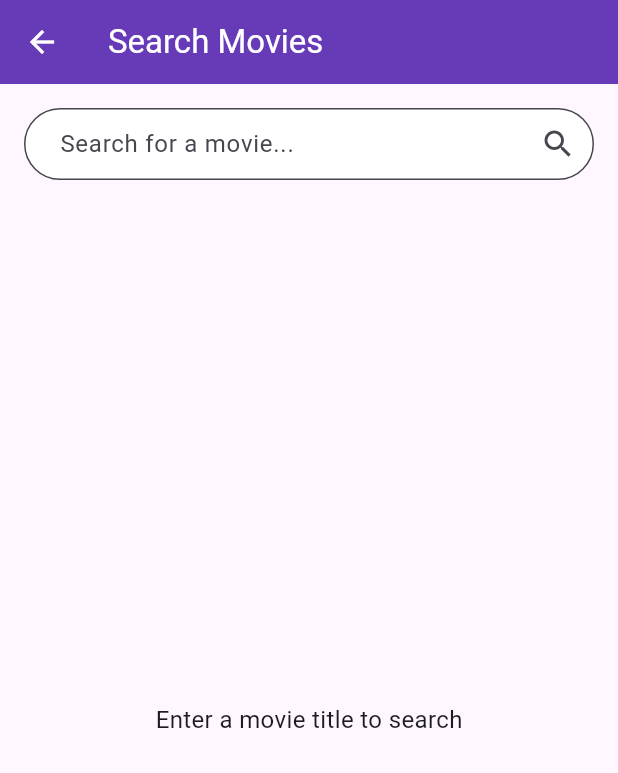
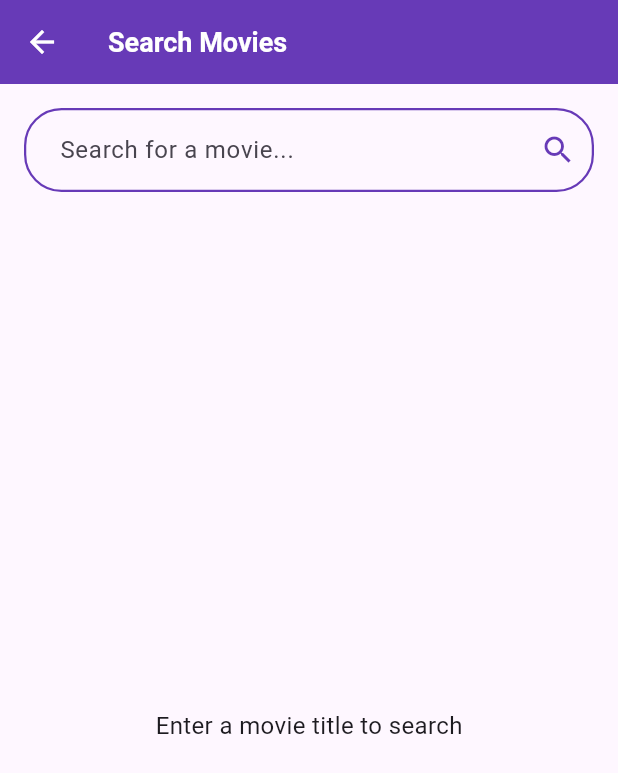
Before and after one commit to minhtamhoang207/flutter_movie, a Flutter app: the screen it shows after launch, after a tap on the "search" icon, on a phone screen of 412 x 824 dp. Shown: the top 773 px of the screen. Run offline on Flutter 3.47's test engine with Material 3 defaults, Android fonts, the phone set to English and light mode, and no system bars; our stand-ins replace bloc, dio, equatable, flutter_bloc, flutter_dotenv, flutter_rating_bar and 3 more; generated files the repository leaves out were written again; network calls fail; Roboto replaces fonts that are missing (NotoSansJP).

```diff
--- /dev/null
+++ b/lib/common/app_theme/app_colors.dart
@@ -0,0 +1,10 @@
+import 'package:flutter/material.dart';
+
+class AppColors {
+  static const Color primary = Color(0xFF673AB7);
+  static const Color white = Color(0xFFFFFFFF);
+  static const Color black = Color(0xFF000000);
+  static const Color favorite = Color(0xFFFF0000);
+  static const Color yellow = Color(0xFFFFD700);
+  static const Color grey = Color(0xFF808080);
+}
--- /dev/null
+++ b/lib/common/app_theme/app_text_styles.dart
@@ -0,0 +1,34 @@
+
+
+import 'package:flutter/material.dart';
+
+const String notoSansJP = 'NotoSansJP';
+const String yuMincho = 'YuMincho';
+
+class AppStyles {
+  static const TextStyle s14w400 = TextStyle(
+    fontFamily: notoSansJP,
+    fontSize: 14,
+    fontWeight: FontWeight.w400,
+  );
+  static const TextStyle s16w400 = TextStyle(
+    fontFamily: notoSansJP,
+    fontSize: 16,
+    fontWeight: FontWeight.w400,
+  );
+  static const TextStyle s18w700 = TextStyle(
+    fontFamily: notoSansJP,
+    fontSize: 18,
+    fontWeight: FontWeight.w700,
+  );
+  static const TextStyle s20w700 = TextStyle(
+    fontFamily: notoSansJP,
+    fontSize: 20,
+    fontWeight: FontWeight.w700,
+  );
+  static const TextStyle s24w700 = TextStyle(
+    fontFamily: notoSansJP,
+    fontSize: 24,
+    fontWeight: FontWeight.w700,
+  );
+}
--- a/lib/features/movies/data/models/movie_model.dart
+++ b/lib/features/movies/data/models/movie_model.dart
@@ -9,6 +9,7 @@ class Movie with _$Movie {
     int? id,
     String? title,
     String? overview,
+    List<int>? genreIds,
     @JsonKey(name: 'poster_path') String? posterPath,
     @JsonKey(name: 'backdrop_path') String? backdropPath,
     @JsonKey(name: 'release_date') String? releaseDate,
--- a/lib/features/movies/presentation/pages/movie_page.dart
+++ b/lib/features/movies/presentation/pages/movie_page.dart
@@ -1,5 +1,7 @@
 import 'package:flutter/material.dart';
 import 'package:flutter_bloc/flutter_bloc.dart';
+import 'package:flutter_movie/common/app_theme/app_colors.dart';
+import 'package:flutter_movie/common/app_theme/app_text_styles.dart';
 import 'package:flutter_movie/core/config/env_config.dart';
 import 'package:flutter_movie/core/di/injection.dart';
 import 'package:flutter_movie/core/network/dio_client.dart';
@@ -9,6 +11,7 @@ import 'package:flutter_movie/features/movies/presentation/bloc/favorite_event.d
 import 'package:flutter_movie/features/movies/presentation/bloc/favorite_state.dart';
 import 'package:flutter_movie/features/movies/presentation/pages/movie_detail_page.dart';
 import 'package:flutter_movie/features/movies/presentation/pages/movie_favorite_page.dart';
+import 'package:flutter_movie/features/movies/presentation/pages/movie_list_page.dart';
 import 'package:flutter_movie/features/movies/presentation/pages/movie_search_page.dart';
 import 'package:flutter_movie/features/movies/presentation/pages/profile_page.dart';
 
@@ -44,7 +47,10 @@ class _MoviePageState extends State<MoviePage> {
         unselectedItemColor: Colors.grey,
         onTap: _onItemTapped,
         items: const [
-          BottomNavigationBarItem(icon: Icon(Icons.home), label: 'Home'),
+          BottomNavigationBarItem(
+            icon: Icon(Icons.home),
+            label: 'Home',
+          ),
           BottomNavigationBarItem(
             icon: Icon(Icons.favorite),
             label: 'Favorites',
@@ -118,14 +124,14 @@ class _HomeContentState extends State<HomePage> {
   Widget build(BuildContext context) {
     return Scaffold(
       appBar: AppBar(
-        iconTheme: const IconThemeData(color: Colors.white),
-        title: const Text(
+        iconTheme: const IconThemeData(color: AppColors.white),
+        title: Text(
           'Movie App',
-          style: TextStyle(
-            color: Colors.white,
+          style: AppStyles.s20w700.copyWith(
+            color: AppColors.white,
           ),
         ),
-        backgroundColor: Colors.deepPurple,
+        backgroundColor: AppColors.primary,
         actions: [
           IconButton(
             icon: const Icon(Icons.search),
@@ -148,59 +154,11 @@ class _HomeContentState extends State<HomePage> {
                 children: [
                   const SizedBox(height: 5),
                   _buildGenreChips(),
-                  Padding(
-                    padding: const EdgeInsets.only(right: 8),
-                    child: Row(
-                      mainAxisAlignment: MainAxisAlignment.spaceBetween,
-                      children: [
-                        _buildSectionTitle("Trending Movies"),
-                        const Text(
-                          'Show All',
-                          style: TextStyle(
-                            color: Colors.deepPurple,
-                            fontSize: 14,
-                            decoration: TextDecoration.underline,
-                          ),
-                        ),
-                      ],
-                    ),
-                  ),
+                  _buildSectionTitle("Trending Movies", trendingMovies),
                   _buildTrendingMoviesList(trendingMovies),
-                  Padding(
-                    padding: const EdgeInsets.only(right: 8),
-                    child: Row(
-                      mainAxisAlignment: MainAxisAlignment.spaceBetween,
-                      children: [
-                        _buildSectionTitle("Popular Movies"),
-                        const Text(
-                          'Show All',
-                          style: TextStyle(
-                            color: Colors.deepPurple,
-                            fontSize: 14,
-                            decoration: TextDecoration.underline,
-                          ),
-                        ),
-                      ],
-                    ),
-                  ),
+                  _buildSectionTitle("Popular Movies", popularMovies),
                   _buildMoviesList(popularMovies),
-                  Padding(
-                    padding: const EdgeInsets.only(right: 8),
-                    child: Row(
-                      mainAxisAlignment: MainAxisAlignment.spaceBetween,
-                      children: [
-                        _buildSectionTitle("Now Playing Movies"),
-                        const Text(
-                          'Show All',
-                          style: TextStyle(
-                            color: Colors.deepPurple,
-                            fontSize: 14,
-                            decoration: TextDecoration.underline,
-                          ),
-                        ),
-                      ],
-                    ),
-                  ),
+                  _buildSectionTitle("Now Playing Movies", nowPlayingMovies),
                   _buildMoviesList(nowPlayingMovies),
                 ],
               ),
@@ -227,9 +185,10 @@ class _HomeContentState extends State<HomePage> {
                   selectedGenre = selected ? genre : 'All';
                 });
               },
-              selectedColor: Colors.deepPurple,
+              selectedColor: AppColors.primary,
               labelStyle: TextStyle(
-                color: selectedGenre == genre ? Colors.white : Colors.black,
+                color:
+                    selectedGenre == genre ? AppColors.white : AppColors.black,
               ),
               shape: RoundedRectangleBorder(
                 borderRadius: BorderRadius.circular(30),
@@ -241,16 +200,39 @@ class _HomeContentState extends State<HomePage> {
     );
   }
 
-  Widget _buildSectionTitle(String title) {
+  Widget _buildSectionTitle(String title, List<Movie> movies) {
     return Padding(
       padding: const EdgeInsets.symmetric(horizontal: 16.0, vertical: 10),
-      child: Text(
-        title,
-        style: const TextStyle(
-          color: Colors.deepPurple,
-          fontWeight: FontWeight.w600,
-          fontSize: 20,
-        ),
+      child: Row(
+        mainAxisAlignment: MainAxisAlignment.spaceBetween,
+        children: [
+          Text(
+            title,
+            style: AppStyles.s20w700.copyWith(
+              color: AppColors.primary,
+            ),
+          ),
+          GestureDetector(
+            onTap: () {
+              Navigator.push(
+                context,
+                MaterialPageRoute(
+                  builder: (context) => MovieListPage(
+                    title: title,
+                    movies: movies,
+                  ),
+                ),
+              );
+            },
+            child: Text(
+              'show all',
+              style: AppStyles.s14w400.copyWith(
+                color: AppColors.primary,
+                decoration: TextDecoration.underline,
+              ),
+            ),
+          ),
+        ],
       ),
     );
   }
@@ -288,7 +270,6 @@ class _HomeContentState extends State<HomePage> {
   Widget _buildMovieCard(Movie movie, double width, bool isTrending) {
     return BlocBuilder<FavoritesBloc, FavoritesState>(
       builder: (context, state) {
-        // state.favorites.any((mv) => mv.id == movie.id);
         return GestureDetector(
           onTap: () {
             Navigator.push(
--- a/lib/features/movies/presentation/pages/movie_search_page.dart
+++ b/lib/features/movies/presentation/pages/movie_search_page.dart
@@ -1,4 +1,6 @@
 import 'package:flutter/material.dart';
+import 'package:flutter_movie/common/app_theme/app_colors.dart';
+import 'package:flutter_movie/common/app_theme/app_text_styles.dart';
 import 'package:flutter_movie/core/config/env_config.dart';
 import 'package:flutter_movie/core/di/injection.dart';
 import 'package:flutter_movie/core/network/dio_client.dart';
@@ -54,12 +56,14 @@ class _MovieSearchPageState extends State<MovieSearchPage> {
   Widget build(BuildContext context) {
     return Scaffold(
       appBar: AppBar(
-        iconTheme: const IconThemeData(color: Colors.white),
-        title: const Text(
+        iconTheme: const IconThemeData(color: AppColors.white),
+        title: Text(
           'Search Movies',
-          style: TextStyle(color: Colors.white),
+          style: AppStyles.s18w700.copyWith(
+            color: AppColors.white,
+          ),
         ),
-        backgroundColor: Colors.deepPurple,
+        backgroundColor: AppColors.primary,
       ),
       body: Column(
         children: [
@@ -70,18 +74,29 @@ class _MovieSearchPageState extends State<MovieSearchPage> {
               decoration: InputDecoration(
                 hintText: 'Search for a movie...',
                 suffixIcon: IconButton(
-                  icon: const Icon(Icons.search),
+                  icon: const Icon(Icons.search, color: AppColors.primary),
                   onPressed: () {
                     _searchMovies(_controller.text.trim());
                   },
                 ),
                 border: OutlineInputBorder(
                   borderRadius: BorderRadius.circular(25),
+                  borderSide: const BorderSide(
+                    color: AppColors.primary,
+                    width: 2.0,
+                  ),
                 ),
-                filled: true,
-                fillColor: Colors.white,
+                enabledBorder: OutlineInputBorder(
+                  borderRadius: BorderRadius.circular(25),
+                  borderSide: const BorderSide(
+                    color: AppColors.primary,
+                    width: 1.5,
+                  ),
+                ),
+                filled: false,
                 contentPadding: const EdgeInsets.symmetric(
                   horizontal: 20,
+                  vertical: 16,
                 ),
               ),
               textInputAction: TextInputAction.search,
@@ -107,7 +122,7 @@ class _MovieSearchPageState extends State<MovieSearchPage> {
       return const Center(
         child: Text(
           'Enter a movie title to search',
-          style: TextStyle(fontSize: 16),
+          style: AppStyles.s16w400,
         ),
       );
     }
@@ -116,7 +131,7 @@ class _MovieSearchPageState extends State<MovieSearchPage> {
       return Center(
         child: Text(
           'No results for "$_currentQuery"',
-          style: const TextStyle(fontSize: 16),
+          style: AppStyles.s16w400,
         ),
       );
     }
@@ -165,10 +180,7 @@ class _MovieSearchPageState extends State<MovieSearchPage> {
                       children: [
                         Text(
                           movie.title ?? 'No title',
-                          style: const TextStyle(
-                            fontSize: 18,
-                            fontWeight: FontWeight.bold,
-                          ),
+                          style: AppStyles.s18w700,
                           maxLines: 2,
                           overflow: TextOverflow.ellipsis,
                         ),
@@ -178,9 +190,8 @@ class _MovieSearchPageState extends State<MovieSearchPage> {
                                   movie.releaseDate!.length >= 4)
                               ? movie.releaseDate!.substring(0, 4)
                               : 'Unknown Year',
-                          style: const TextStyle(
-                            fontSize: 14,
-                            color: Colors.grey,
+                          style: AppStyles.s14w400.copyWith(
+                            color: AppColors.grey,
                           ),
                         ),
                       ],
```
Also changed, not shown: lib/features/movies/presentation/pages/movie_detail_page.dart (+34 -24 lines), lib/features/movies/presentation/pages/movie_favorite_page.dart (+19 -14 lines), lib/features/movies/presentation/pages/movie_list_page.dart (added, +73 -0 lines), lib/features/movies/presentation/pages/profile_page.dart (+15 -16 lines), lib/features/movies/data/models/movie_model.freezed.dart, lib/features/movies/data/models/movie_model.g.dart.
